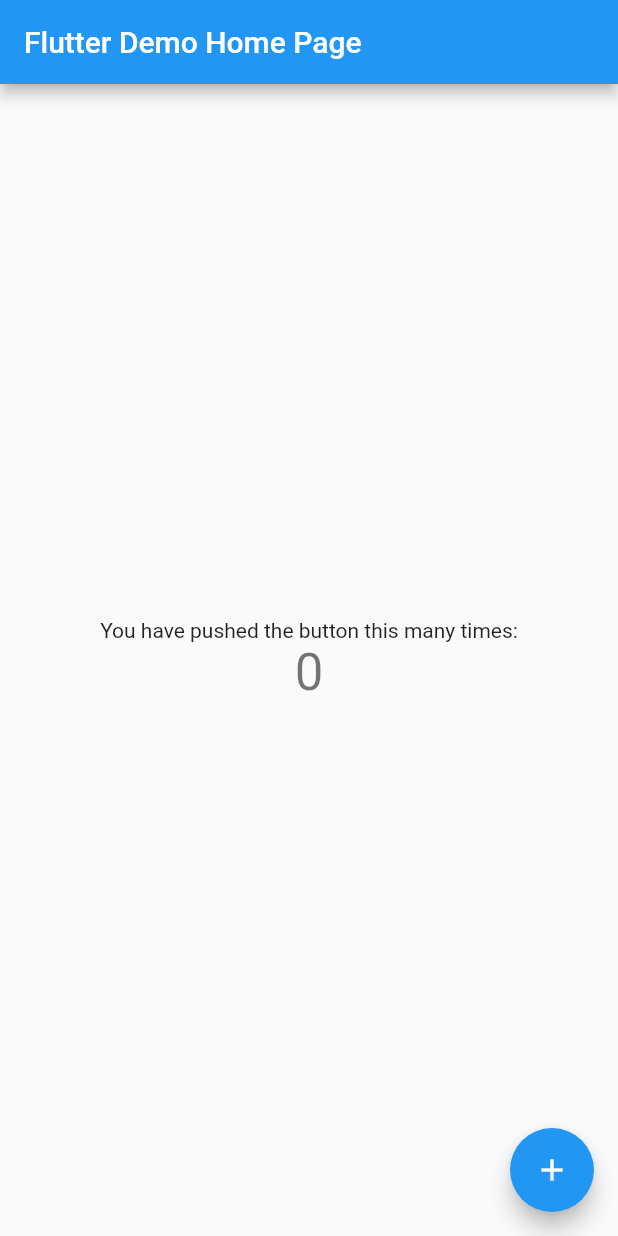
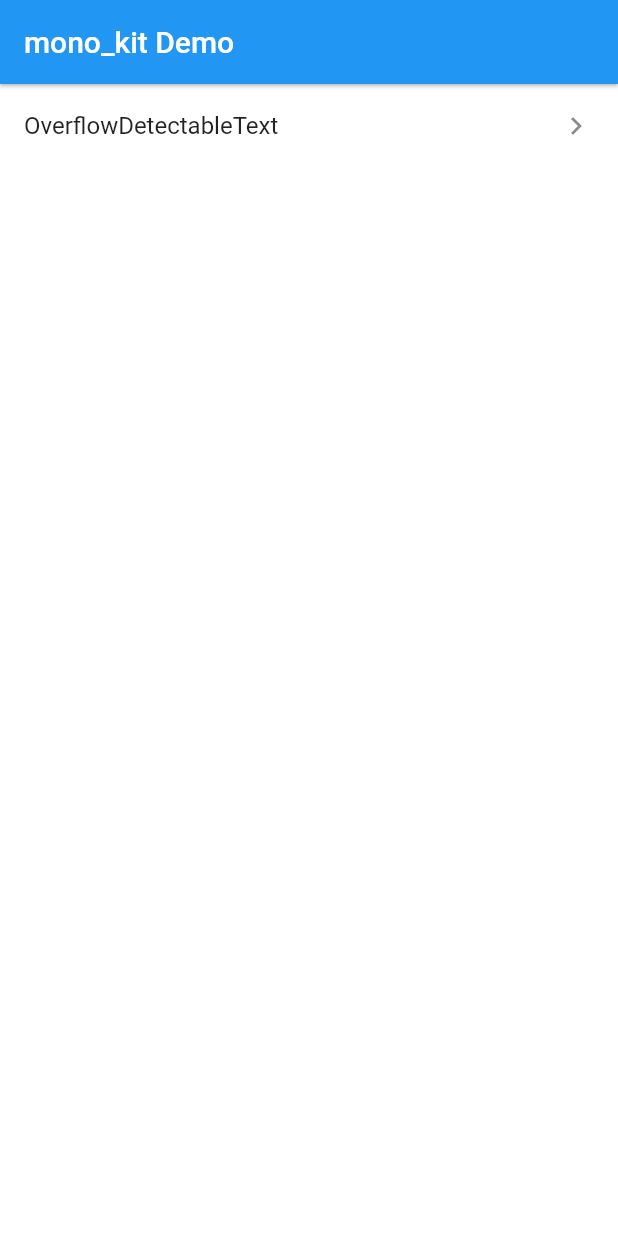
Before and after one commit to mono0926/flutter_mono_kit, a Flutter app: the screen it shows after launch, on a phone screen of 412 x 824 dp. Run offline on Flutter 3.47's test engine with Material 2 defaults, Android fonts, the phone set to English and light mode, and no system bars; our stand-ins replace flutter_cache_manager, rxdart.

Commit message:
Add sample

```diff
--- /dev/null
+++ b/example/lib/app.dart
@@ -0,0 +1,80 @@
+import 'package:flutter/cupertino.dart';
+import 'package:flutter/material.dart';
+
+import 'pages/pages.dart';
+import 'router.dart';
+
+class App extends StatelessWidget {
+  App();
+
+  final _router = Router();
+
+  @override
+  Widget build(BuildContext context) {
+    const title = 'mono_kit Demo';
+    return MaterialApp(
+      title: title,
+      theme: _buildTheme(),
+      home: const HomePage(title: title),
+      onGenerateRoute: _router.handle,
+      onUnknownRoute: (settings) => MaterialPageRoute(
+            settings: settings,
+            builder: (context) => const NotFoundPage(),
+          ),
+    );
+  }
+
+  ThemeData _buildTheme() {
+    final base = ThemeData.light();
+    const accentColor = Color(0xFF007AFF);
+    const buttonColor = Color(0xFFF0F0F7);
+    final highlightColor = accentColor.withOpacity(0.04);
+    return base.copyWith(
+      cupertinoOverrideTheme: const CupertinoThemeData(
+        primaryColor: accentColor,
+      ),
+      primaryColor: Colors.white,
+      accentColor: accentColor,
+      buttonColor: accentColor,
+      scaffoldBackgroundColor: Colors.white,
+      highlightColor: highlightColor,
+//      splashColor: splashColor,
+      primaryColorBrightness: Brightness.light,
+      primaryTextTheme: base.primaryTextTheme.apply(
+        bodyColor: Colors.black87,
+      ),
+      appBarTheme: base.appBarTheme.copyWith(
+        elevation: 1,
+      ),
+      dividerColor: Colors.black26,
+      textTheme: base.textTheme.copyWith(
+        body1: base.textTheme.body1.copyWith(fontSize: 13),
+        button: base.textTheme.button.copyWith(
+          fontWeight: FontWeight.w600,
+        ),
+      ),
+      buttonTheme: base.buttonTheme.copyWith(
+        buttonColor: buttonColor,
+        highlightColor: highlightColor,
+        colorScheme: base.buttonTheme.colorScheme.copyWith(
+          secondary: accentColor,
+          primary: accentColor,
+        ),
+        shape: RoundedRectangleBorder(
+          borderRadius: const BorderRadius.all(
+            Radius.circular(100),
+          ),
+        ),
+        minWidth: 44,
+        height: 0,
+        padding: const EdgeInsets.symmetric(
+          horizontal: 18,
+          vertical: 7,
+        ),
+      ),
+      primaryIconTheme: base.primaryIconTheme.copyWith(
+        color: accentColor,
+      ),
+    );
+  }
+}
--- a/example/lib/main.dart
+++ b/example/lib/main.dart
@@ -1,63 +1,5 @@
 import 'package:flutter/material.dart';
 
-void main() => runApp(MyApp());
+import 'app.dart';
 
-class MyApp extends StatelessWidget {
-  @override
-  Widget build(BuildContext context) {
-    return MaterialApp(
-      title: 'Flutter Demo',
-      theme: ThemeData(
-        primarySwatch: Colors.blue,
-      ),
-      home: MyHomePage(title: 'Flutter Demo Home Page'),
-    );
-  }
-}
-
-class MyHomePage extends StatefulWidget {
-  MyHomePage({Key key, this.title}) : super(key: key);
-
-  final String title;
-
-  @override
-  _MyHomePageState createState() => _MyHomePageState();
-}
-
-class _MyHomePageState extends State<MyHomePage> {
-  int _counter = 0;
-
-  void _incrementCounter() {
-    setState(() {
-      _counter++;
-    });
-  }
-
-  @override
-  Widget build(BuildContext context) {
-    return Scaffold(
-      appBar: AppBar(
-        title: Text(widget.title),
-      ),
-      body: Center(
-        child: Column(
-          mainAxisAlignment: MainAxisAlignment.center,
-          children: <Widget>[
-            const Text(
-              'You have pushed the button this many times:',
-            ),
-            Text(
-              '$_counter',
-              style: Theme.of(context).textTheme.display1,
-            ),
-          ],
-        ),
-      ),
-      floatingActionButton: FloatingActionButton(
-        onPressed: _incrementCounter,
-        tooltip: 'Increment',
-        child: const Icon(Icons.add),
-      ),
-    );
-  }
-}
+void main() => runApp(App());
--- /dev/null
+++ b/example/lib/pages/home_page.dart
@@ -0,0 +1,30 @@
+import 'package:example/pages/pages.dart';
+import 'package:flutter/material.dart';
+
+class HomePage extends StatelessWidget {
+  const HomePage({
+    Key key,
+    this.title,
+  }) : super(key: key);
+
+  final String title;
+
+  @override
+  Widget build(BuildContext context) {
+    return Scaffold(
+      appBar: AppBar(title: Text(title)),
+      body: ListView(
+        children: [
+          ListTile(
+            title: const Text('OverflowDetectableText'),
+            trailing: const Icon(Icons.chevron_right),
+            onTap: () {
+              Navigator.of(context)
+                  .pushNamed(OverflowDetectableTextPage.routeName);
+            },
+          ),
+        ],
+      ),
+    );
+  }
+}
--- /dev/null
+++ b/example/lib/pages/pages.dart
@@ -0,0 +1,3 @@
+export 'home_page.dart';
+export 'not_found.page.dart';
+export 'overflow_detectable_text_page/overflow_detectable_text_page.dart';
--- /dev/null
+++ b/example/lib/router.dart
@@ -0,0 +1,24 @@
+import 'package:example/pages/pages.dart';
+import 'package:flutter/material.dart';
+
+class Router {
+  final Map<String, Widget Function(BuildContext context)> pushRoutes = {
+    OverflowDetectableTextPage.routeName: (context) =>
+        const OverflowDetectableTextPage(),
+  };
+
+  Route handle(RouteSettings settings) {
+    final name = settings.name;
+    final uri = Uri(path: name);
+    final segments = uri.pathSegments;
+    final path = '/${segments.first}';
+    final pushPage = pushRoutes[path];
+    if (pushPage != null) {
+      return MaterialPageRoute(
+        settings: settings,
+        builder: pushPage,
+      );
+    }
+    return null;
+  }
+}
```
Also changed, not shown: example/lib/pages/not_found.page.dart (added, +18 -0 lines), example/lib/pages/overflow_detectable_text_page/cell.dart (added, +203 -0 lines), example/lib/pages/overflow_detectable_text_page/data.dart (added, +40 -0 lines), example/lib/pages/overflow_detectable_text_page/overflow_detectable_text_page.dart (added, +32 -0 lines), lib/widgets/overflow_detectable_text.dart (+8 -3 lines).
